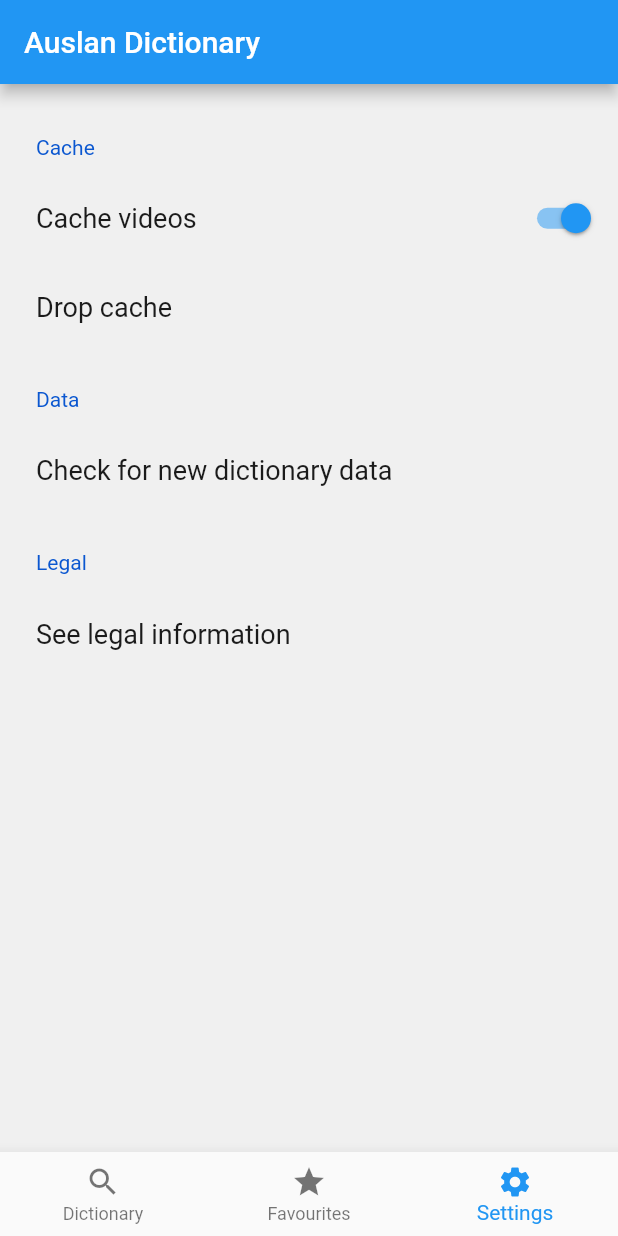
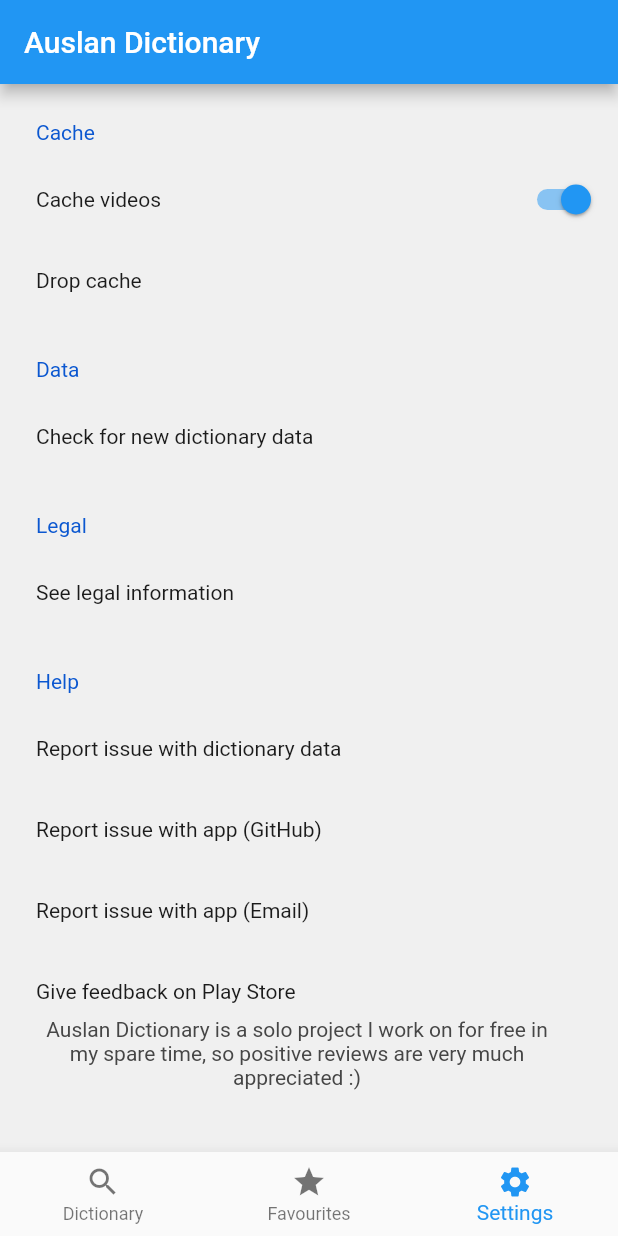
Before and after one commit to banool/auslan_dictionary, a Flutter app: the screen it shows after launch, item 3 of the bottom bar chosen, on a phone screen of 412 x 824 dp. Run offline on Flutter 3.47's test engine with Material 2 defaults, Android fonts, the phone set to English and light mode, and no system bars; drawn by our look-alikes of settings_ui; our stand-ins replace carousel_slider, dots_indicator, flutter_cache_manager, shared_preferences, video_player; missing offline and left inert: edit_distance, launch_review; network calls fail; project files that could hold a hidden picture were left out.

Commit message:
Add help section to settings page

```diff
--- a/lib/settings_page.dart
+++ b/lib/settings_page.dart
@@ -1,5 +1,8 @@
+import 'dart:io' show Platform;
+
 import 'package:flutter/material.dart';
 import 'package:flutter_cache_manager/flutter_cache_manager.dart';
+import 'package:launch_review/launch_review.dart';
 import 'package:settings_ui/settings_ui.dart';
 import 'package:shared_preferences/shared_preferences.dart';
 import 'package:url_launcher/url_launcher.dart';
@@ -51,21 +54,34 @@ class SettingsPageState extends State<SettingsPage> {
           if (snapshot.connectionState != ConnectionState.done) {
             return waitingWidget;
           }
-          return SettingsList(
-              contentPadding: EdgeInsets.only(top: 10),
-              sections: [
+
+          String appStoreTileString;
+          if (Platform.isAndroid) {
+            appStoreTileString = 'Give feedback on Play Store';
+          } else if (Platform.isIOS) {
+            appStoreTileString = 'Give feedback on App Store';
+          } else {
+            appStoreTileString = "N/A";
+          }
+
+          EdgeInsetsDirectional margin = EdgeInsetsDirectional.only(
+              start: 15, end: 15, top: 10, bottom: 10);
+
+          return SettingsList(sections: [
             SettingsSection(
               title: Text('Cache'),
               tiles: [
                 SettingsTile.switchTile(
-                      title: Text('Cache videos'),
+                  title: Text(
+                    'Cache videos',
+                    style: TextStyle(fontSize: 14),
+                  ),
                   initialValue: prefs.getBool(KEY_SHOULD_CACHE)!,
                   onToggle: onChangeShouldCache,
                 ),
                 SettingsTile.navigation(
-                        title: Text(
+                    title: getText(
                       'Drop cache',
-                          textAlign: TextAlign.center,
                     ),
                     trailing: Container(),
                     onPressed: (BuildContext context) async {
@@ -76,12 +92,14 @@ class SettingsPageState extends State<SettingsPage> {
                       ));
                     }),
               ],
+              margin: margin,
             ),
-                SettingsSection(title: Text('Data'), tiles: [
+            SettingsSection(
+              title: Text('Data'),
+              tiles: [
                 SettingsTile.navigation(
-                    title: Text(
+                  title: getText(
                     'Check for new dictionary data',
-                      textAlign: TextAlign.center,
                   ),
                   trailing: Container(),
                   onPressed: (BuildContext context) async {
@@ -96,12 +114,15 @@ class SettingsPageState extends State<SettingsPage> {
                         content: Text(message), backgroundColor: MAIN_COLOR));
                   },
                 )
-                ]),
-                SettingsSection(title: Text('Legal'), tiles: [
+              ],
+              margin: margin,
+            ),
+            SettingsSection(
+              title: Text('Legal'),
+              tiles: [
                 SettingsTile.navigation(
-                    title: Text(
+                  title: getText(
                     'See legal information',
-                      textAlign: TextAlign.center,
                   ),
                   trailing: Container(),
                   onPressed: (BuildContext context) async {
@@ -112,10 +133,83 @@ class SettingsPageState extends State<SettingsPage> {
                         ));
                   },
                 )
-                ]),
+              ],
+              margin: margin,
+            ),
+            SettingsSection(
+                title: Text('Help'),
+                tiles: [
+                  SettingsTile.navigation(
+                    title: getText(
+                      'Report issue with dictionary data',
+                    ),
+                    trailing: Container(),
+                    onPressed: (BuildContext context) async {
+                      var url = 'https://www.auslan.org.au/feedback/';
+                      await launch(url, forceSafariVC: false);
+                    },
+                  ),
+                  SettingsTile.navigation(
+                    title: getText(
+                      'Report issue with app (GitHub)',
+                    ),
+                    trailing: Container(),
+                    onPressed: (BuildContext context) async {
+                      var url =
+                          'https://github.com/banool/auslan_dictionary/issues';
+                      await launch(url, forceSafariVC: false);
+                    },
+                  ),
+                  SettingsTile.navigation(
+                    title: getText(
+                      'Report issue with app (Email)',
+                    ),
+                    trailing: Container(),
+                    onPressed: (BuildContext context) async {
+                      final Uri params = Uri(
+                          scheme: 'mailto',
+                          path: 'danielporteous1@gmail.com',
+                          queryParameters: {
+                            'subject': 'Issue with Auslan Dictionary',
+                            'body':
+                                'Describe the issue, tell me what device you are using, etc. Thanks!'
+                          });
+                      String url = params.toString();
+                      if (await canLaunch(url)) {
+                        await launch(url);
+                      } else {
+                        print('Could not launch $url');
+                      }
+                    },
+                  ),
+                  SettingsTile.navigation(
+                    title: getText(appStoreTileString),
+                    trailing: Container(),
+                    onPressed: (BuildContext context) async {
+                      await LaunchReview.launch(
+                          iOSAppId: "1531368368", writeReview: true);
+                    },
+                    description: Container(
+                        margin: EdgeInsets.only(top: 5),
+                        child: Text(
+                          "Auslan Dictionary is a solo project I work on for free in my spare time, so positive reviews are very much appreciated :)",
+                          style: TextStyle(fontSize: 14),
+                          textAlign: TextAlign.center,
+                        )),
+                  ),
+                ],
+                margin: margin),
           ]);
         });
   }
+}
+
+Text getText(String s) {
+  return Text(
+    s,
+    textAlign: TextAlign.center,
+    style: TextStyle(fontSize: 14),
+  );
 }
 
 class LegalInformationPage extends StatelessWidget {
--- a/pubspec.yaml
+++ b/pubspec.yaml
@@ -15,7 +15,7 @@ publish_to: 'none' # Remove this line if you wish to publish to pub.dev
 # In iOS, build-name is used as CFBundleShortVersionString while build-number used as CFBundleVersion.
 # Read more about iOS versioning at
 # https://developer.apple.com/library/archive/documentation/General/Reference/InfoPlistKeyReference/Articles/CoreFoundationKeys.html
-version: 1.6.3+450
+version: 1.6.4+451
 
 environment:
   sdk: '>=2.12.0 <3.0.0'
@@ -34,6 +34,7 @@ dependencies:
   path_provider:
   collection:
   settings_ui:
+  launch_review:
   # The following adds the Cupertino Icons font to your application.
   # Use with the CupertinoIcons class for iOS style icons.
   cupertino_icons:
```
Also changed, not shown: pubspec.lock, 2 other files. Lines whose indentation alone changed are shown as unchanged.
